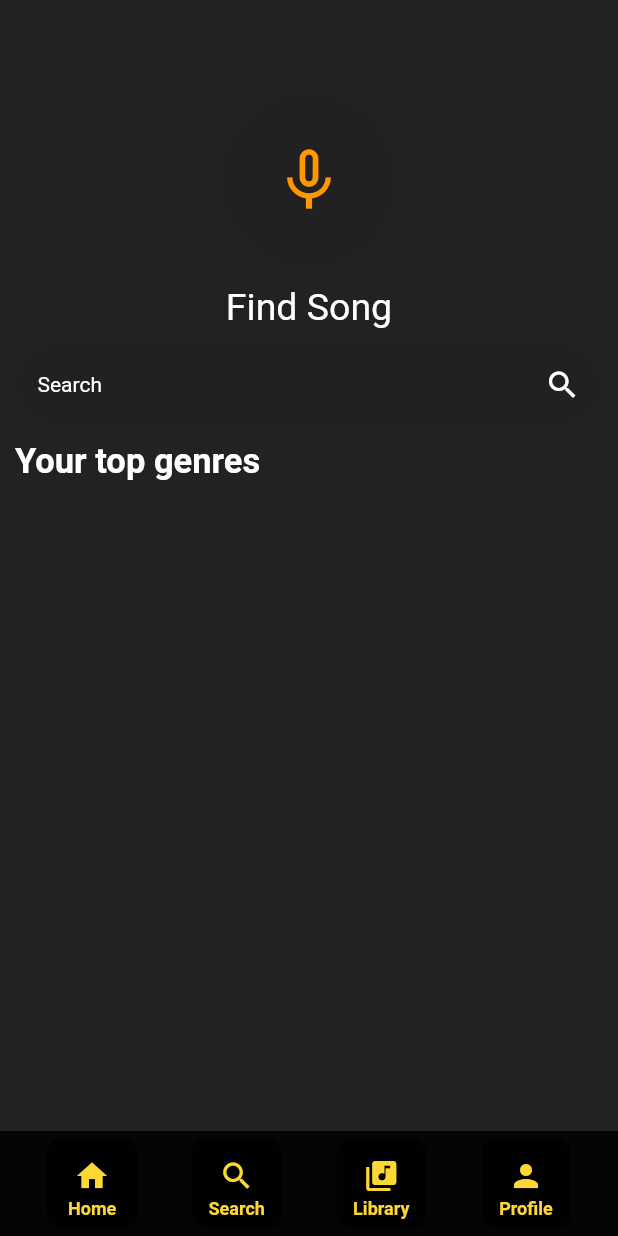
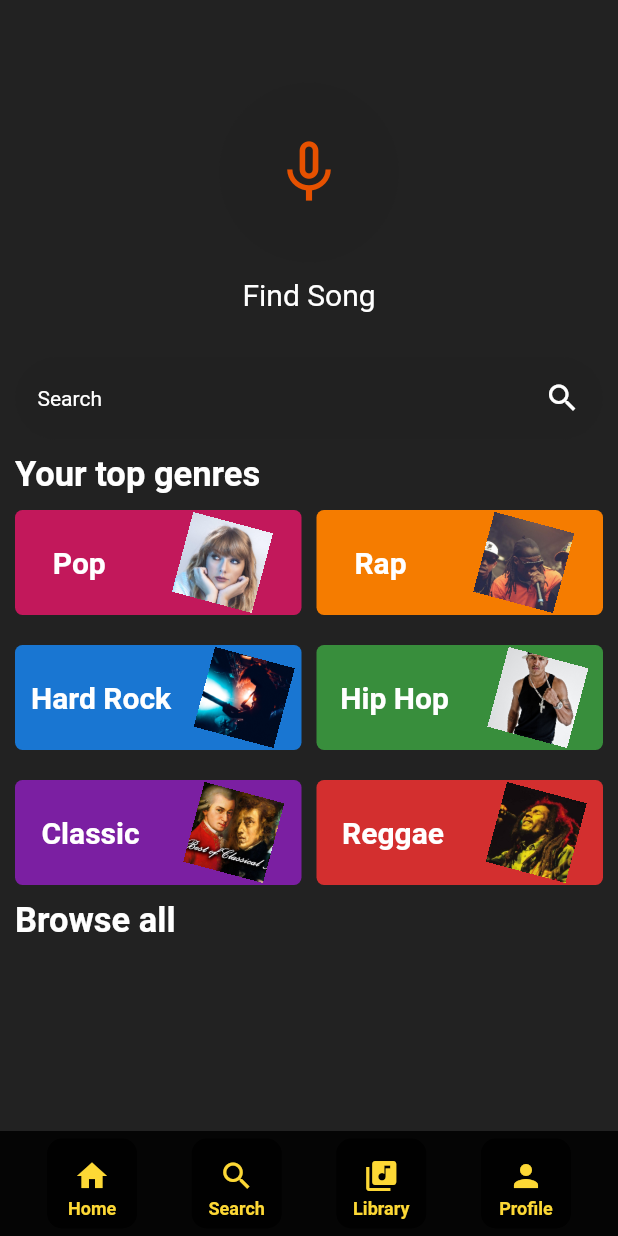
Before and after one commit to tecrodrigocastro/musicapp, a Flutter app: the screen it shows after launch, item 2 of the bottom bar chosen, on a phone screen of 412 x 824 dp. Run offline on Flutter 3.47's test engine with Material 2 defaults, Android fonts, the phone set to English and light mode, and no system bars.

Commit message:
Search screen

```diff
--- a/lib/screens/search_screen.dart
+++ b/lib/screens/search_screen.dart
@@ -1,6 +1,7 @@
 import 'package:flutter/material.dart';
 import 'package:orbe_music/utils/color.dart';
 import 'package:orbe_music/widgets/nav_bar.dart';
+import 'package:orbe_music/widgets/top_genres.dart';
 
 class SearchScreen extends StatelessWidget {
   const SearchScreen({Key? key}) : super(key: key);
@@ -54,7 +55,7 @@ class SearchScreen extends StatelessWidget {
         child: Column(
           crossAxisAlignment: CrossAxisAlignment.start,
           children: [
-            SizedBox(height: 50),
+            SizedBox(height: 45),
             Row(
               mainAxisAlignment: MainAxisAlignment.center,
               children: [
@@ -67,7 +68,7 @@ class SearchScreen extends StatelessWidget {
                   ),
                   child: Icon(
                     Icons.mic_none,
-                    color: Colors.orange,
+                    color: Colors.orange[900],
                     size: 50,
                   ),
                 ),
@@ -79,11 +80,11 @@ class SearchScreen extends StatelessWidget {
               children: [
                 Text(
                   "Find Song",
-                  style: TextStyle(color: Colors.white, fontSize: 25),
+                  style: TextStyle(color: Colors.white, fontSize: 20),
                 ),
               ],
             ),
-            SizedBox(height: 10),
+            SizedBox(height: 30),
             Container(
               height: 55,
               width: MediaQuery.of(context).size.width,
@@ -116,6 +117,59 @@ class SearchScreen extends StatelessWidget {
                   fontSize: 23,
                   fontWeight: FontWeight.bold),
             ),
+            SizedBox(height: 10),
+            Row(
+              children: [
+                Expanded(
+                  child: topGenresCard(context, "Pop", Colors.pink.shade700,
+                      "images/taylor.jpg"),
+                ),
+                SizedBox(
+                  width: 10,
+                ),
+                Expanded(
+                  child: topGenresCard(
+                      context, "Rap", Colors.orange.shade700, "images/rap.jpg"),
+                ),
+              ],
+            ),
+            SizedBox(height: 20),
+            Row(
+              children: [
+                Expanded(
+                  child: topGenresCard(context, "Hard Rock",
+                      Colors.blue.shade700, "images/rock.jpg"),
+                ),
+                SizedBox(width: 10),
+                Expanded(
+                  child: topGenresCard(context, "Hip Hop",
+                      Colors.green.shade700, "images/mano.jpg"),
+                ),
+              ],
+            ),
+            SizedBox(height: 20),
+            Row(
+              children: [
+                Expanded(
+                  child: topGenresCard(context, "Classic",
+                      Colors.purple.shade700, "images/classica.jpg"),
+                ),
+                SizedBox(width: 10),
+                Expanded(
+                  child: topGenresCard(context, "Reggae", Colors.red.shade700,
+                      "images/bob.jpeg"),
+                ),
+              ],
+            ),
+            SizedBox(height: 10),
+            Text(
+              "Browse all",
+              style: TextStyle(
+                  color: Colors.white,
+                  fontSize: 23,
+                  fontWeight: FontWeight.bold),
+            ),
+            SizedBox(height: 10),
           ],
         ),
       ),
--- /dev/null
+++ b/lib/widgets/top_genres.dart
@@ -0,0 +1,32 @@
+import 'package:flutter/material.dart';
+
+Widget topGenresCard(context, String title, Color color, String img) {
+  return Container(
+    height: 70,
+    width: MediaQuery.of(context).size.width / 2,
+    decoration:
+        BoxDecoration(color: color, borderRadius: BorderRadius.circular(5)),
+    child: Row(
+      mainAxisAlignment: MainAxisAlignment.spaceAround,
+      children: [
+        Text(
+          title,
+          style: TextStyle(
+            color: Colors.white,
+            fontWeight: FontWeight.bold,
+            fontSize: 20,
+          ),
+        ),
+        RotationTransition(
+          turns: AlwaysStoppedAnimation(15 / 360),
+          child: Image(
+            fit: BoxFit.cover,
+            width: 55,
+            height: 55,
+            image: AssetImage(img),
+          ),
+        ),
+      ],
+    ),
+  );
+}
```
Also changed, not shown: images/bob.jpeg (added), images/classica.jpg (added).
